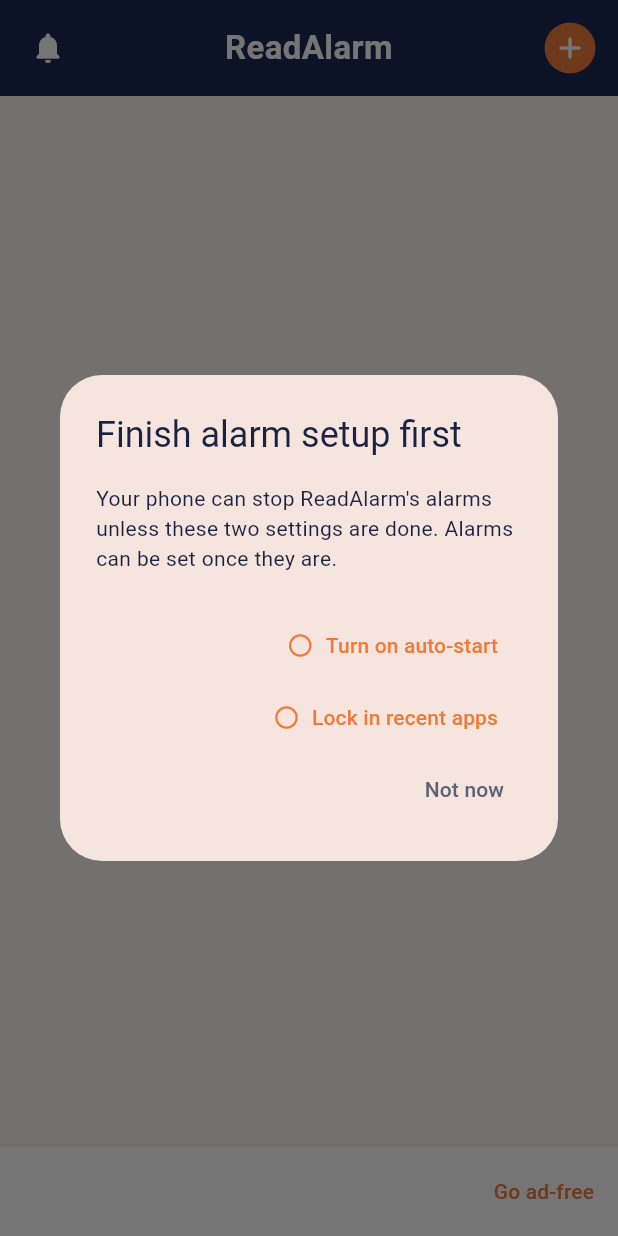
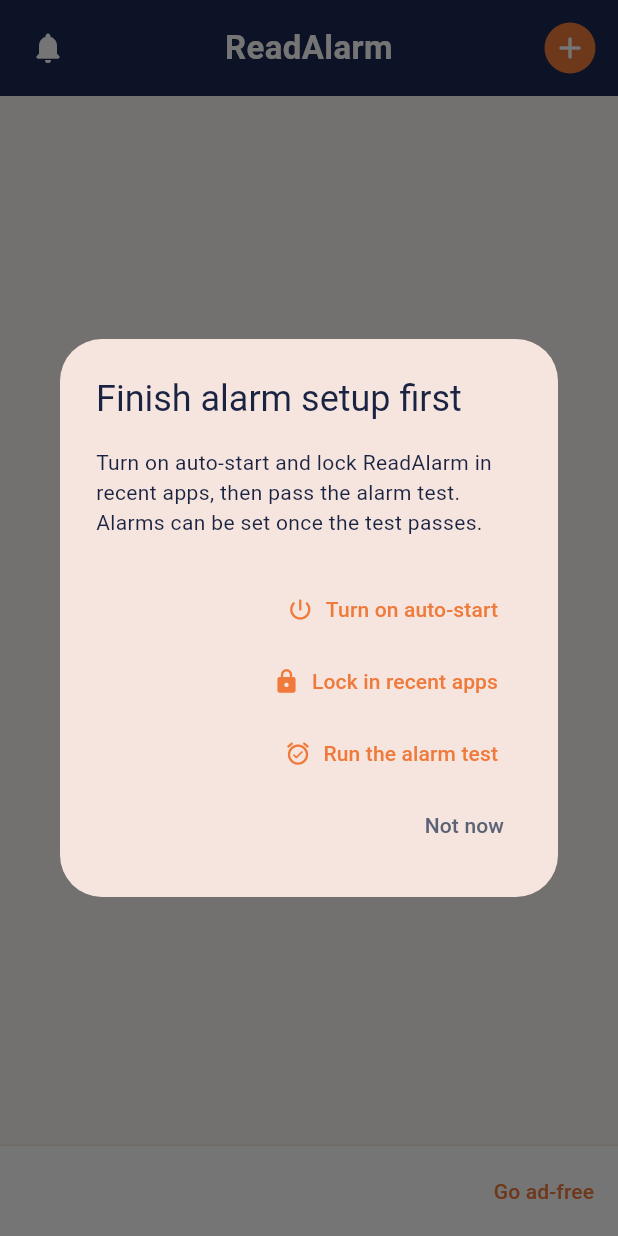
Before and after one commit to temitopeohassan/flutterreadalarm, a Flutter app: the HomeScreen screen opened directly, after a tap on the "add" icon, on a phone screen of 412 x 824 dp. Run offline on Flutter 3.47's test engine with Material 3 defaults, Android fonts, the phone set to English and light mode, and no system bars; our stand-ins replace clock, device_info_plus, file_picker, flutter_local_notifications, flutter_tts, google_mobile_ads and 2 more; missing offline and left inert: flutter_foreground_task, in_app_purchase_android, syncfusion_flutter_pdf.

Commit message:
Confirm auto-start and the recents lock only by a passed alarm test
Tapping "I've done this" or "I've locked it" no longer confirms
anything: it only records the step. Auto-start and the recent-apps lock
count as confirmed, and alarms can be set, only once the alarm test has
passed (an alarm opened ReadAlarm from closed) and the phone hasn't
removed an alarm since. A dropped alarm withdraws the confirmation.

"Finish alarm setup first" now offers both settings and the alarm test;
Settings → Alarm health shows auto-start and the lock as "Confirmed by
the alarm test".

Tests: confirmations don't count until the test passes; a dropped alarm
withdraws them; the add-alarm flow through both settings and the test.

Co-Authored-By: Claude Opus 5.5 <noreply@anthropic.com>
Claude-Session: https://claude.ai/code/session_011wqcfZCEUU19ShiaM9zG3S

```diff
--- a/lib/screens/settings_screen.dart
+++ b/lib/screens/settings_screen.dart
@@ -19,11 +19,8 @@ class SettingsScreen extends StatelessWidget {
     'notifications': ('Notifications', 'Lock-screen reading controls'),
     'exactAlarm': ('Alarms and reminders', 'Start on the exact minute'),
     'battery': ('Background reading', 'Not stopped by battery saver'),
-    'autoStart': ('Auto-start', 'Phone brand settings'),
-    'recentsLock': (
-      'Locked in recent apps',
-      'Not closed by the phone\'s cleaner'
-    ),
+    'autoStart': ('Auto-start', 'Confirmed by the alarm test'),
+    'recentsLock': ('Locked in recent apps', 'Confirmed by the alarm test'),
     'alarmTest': ('Alarm test', 'An alarm opens ReadAlarm when it\'s closed'),
   };
 
--- a/lib/widgets/alarm_setup_gate.dart
+++ b/lib/widgets/alarm_setup_gate.dart
@@ -1,5 +1,6 @@
 import 'package:flutter/material.dart';
 
+import '../screens/onboarding/alarm_test_screen.dart';
 import '../screens/onboarding/oem_autostart_screen.dart';
 import '../screens/onboarding/recents_lock_screen.dart';
 import '../state/app_state.dart';
@@ -20,33 +21,41 @@ Future<void> openAlarmSetupStep(BuildContext context, String key) =>
       ),
     ));
 
-/// Alarms can't be set until auto-start and the recent-apps lock are done
-/// (they decide whether alarms ring). Returns true if they are; otherwise
-/// explains, offers each missing step, and returns whether they're done
-/// afterwards.
+/// Alarms can't be set until the alarm test has passed, which confirms
+/// auto-start and the recent-apps lock work (Android can't report those
+/// settings, so tapping through them isn't enough). Returns true if it has;
+/// otherwise explains, offers the two settings and the test, and returns
+/// whether it has passed afterwards.
 Future<bool> ensureAlarmSetup(BuildContext context) async {
   final state = AppScope.of(context);
   while (!state.alarmSetupDone) {
+    final dropped = state.alarmsDroppedAt != null;
     final step = await showDialog<String>(
       context: context,
       builder: (ctx) => AlertDialog(
         title: const Text('Finish alarm setup first'),
-        content: const Text(
-          'Your phone can stop ReadAlarm\'s alarms unless these two settings '
-          'are done. Alarms can be set once they are.',
+        content: Text(
+          '${dropped ? 'Your phone removed ReadAlarm\'s alarm while it was '
+              'closed. ' : ''}'
+          'Turn on auto-start and lock ReadAlarm in recent apps, then pass '
+          'the alarm test. Alarms can be set once the test passes.',
         ),
         actions: [
-          for (final (key, label, done) in [
-            ('autoStart', 'Turn on auto-start', state.autoStartConfirmed),
-            ('recentsLock', 'Lock in recent apps', state.recentsLockConfirmed),
-          ])
-            TextButton.icon(
-              onPressed: done ? null : () => Navigator.pop(ctx, key),
-              icon: Icon(done
-                  ? Icons.check_circle_rounded
-                  : Icons.radio_button_unchecked_rounded),
-              label: Text(label),
-            ),
+          TextButton.icon(
+            onPressed: () => Navigator.pop(ctx, 'autoStart'),
+            icon: const Icon(Icons.power_settings_new_rounded),
+            label: const Text('Turn on auto-start'),
+          ),
+          TextButton.icon(
+            onPressed: () => Navigator.pop(ctx, 'recentsLock'),
+            icon: const Icon(Icons.lock_rounded),
+            label: const Text('Lock in recent apps'),
+          ),
+          TextButton.icon(
+            onPressed: () => Navigator.pop(ctx, 'alarmTest'),
+            icon: const Icon(Icons.alarm_on_rounded),
+            label: const Text('Run the alarm test'),
+          ),
           TextButton(
             onPressed: () => Navigator.pop(ctx),
             child: const Text('Not now',
@@ -56,7 +65,11 @@ Future<bool> ensureAlarmSetup(BuildContext context) async {
       ),
     );
     if (step == null || !context.mounted) return false;
-    await openAlarmSetupStep(context, step);
+    if (step == 'alarmTest') {
+      await AlarmTestScreen.open(context);
+    } else {
+      await openAlarmSetupStep(context, step);
+    }
     if (!context.mounted) return false;
   }
   return true;
```
Also changed, not shown: lib/state/app_state.dart (+16 -7 lines), 3 other files.
